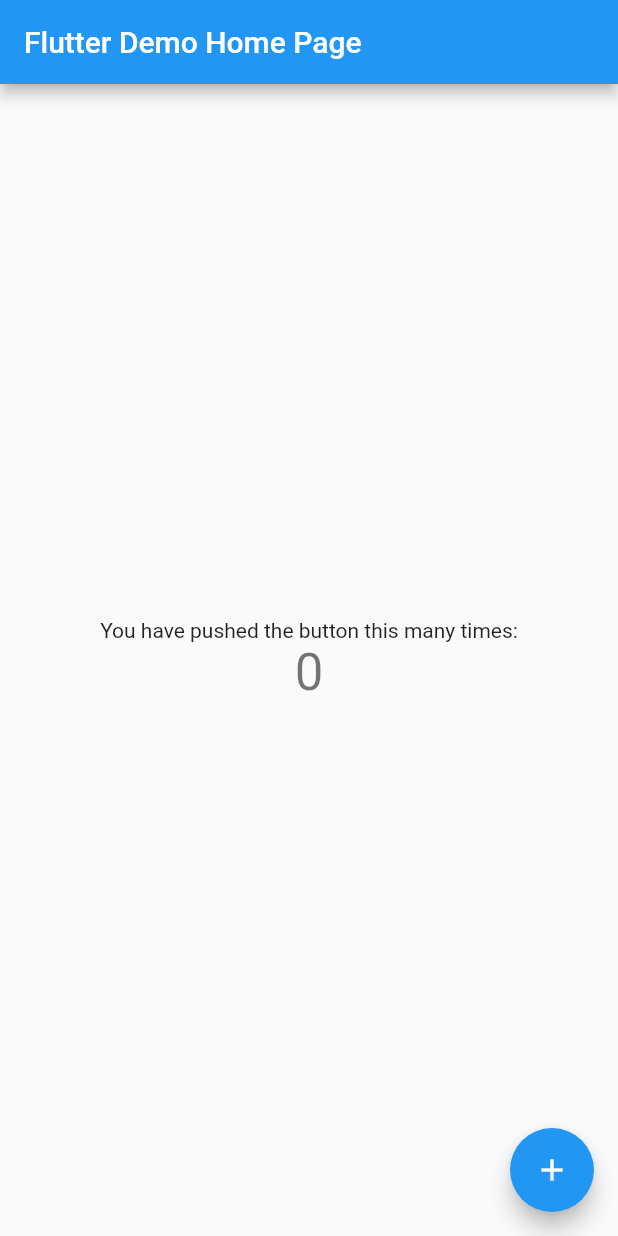
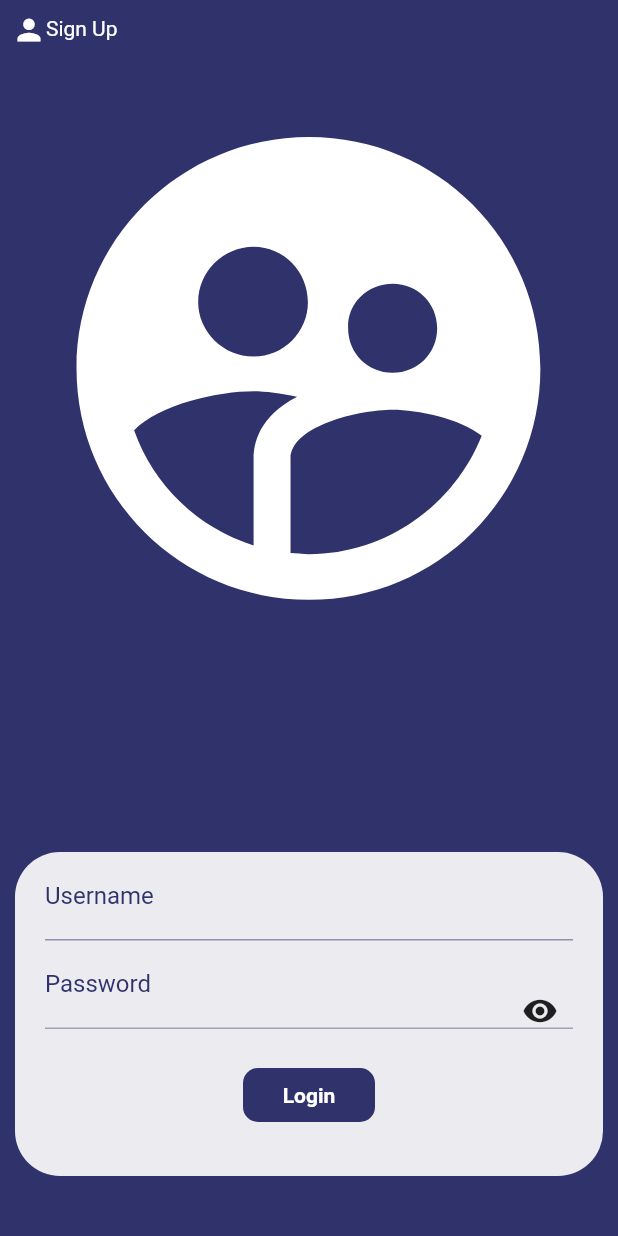
Before and after one commit to JDevs-id/Flutter-Chat-App, a Flutter app: the screen it shows after launch, on a phone screen of 412 x 824 dp. Run offline on Flutter 3.47's test engine with Material 2 defaults, Android fonts, the phone set to English and light mode, and no system bars.

Commit message:
ui tampilan login & pembuatan koneksi database

```diff
--- /dev/null
+++ b/lib/global/behavior.dart
@@ -0,0 +1,9 @@
+import 'package:flutter/material.dart';
+
+class NoScrollGrow extends ScrollBehavior {
+  @override
+  Widget buildViewportChrome(
+      BuildContext context, Widget child, AxisDirection axisDirection) {
+    return child;
+  }
+}
--- /dev/null
+++ b/lib/global/color.dart
@@ -0,0 +1,6 @@
+import 'package:flutter/material.dart';
+
+const PrimaryColor =  Color.fromRGBO(48, 51, 107,1.0);
+const SecondaryColor =  Colors.white;
+const ThirdColor =  Colors.black;
+const FourthColor =  Color.fromRGBO(192, 57, 43,1.0);
--- /dev/null
+++ b/lib/global/url.dart
@@ -0,0 +1 @@
+const BASE_URL = "http://usermanagementmkm.000webhostapp.com/back-end";
--- a/lib/main.dart
+++ b/lib/main.dart
@@ -1,117 +1,25 @@
+import 'package:UserManagement/menu/login.dart';
 import 'package:flutter/material.dart';
+import 'package:flutter/services.dart';
 
 void main() {
   runApp(MyApp());
 }
 
 class MyApp extends StatelessWidget {
-  // This widget is the root of your application.
   @override
   Widget build(BuildContext context) {
+    SystemChrome.setPreferredOrientations(
+        [DeviceOrientation.portraitUp, DeviceOrientation.portraitDown]);
     return MaterialApp(
-      title: 'Flutter Demo',
+      title: 'User Management',
       theme: ThemeData(
-        // This is the theme of your application.
-        //
-        // Try running your application with "flutter run". You'll see the
-        // application has a blue toolbar. Then, without quitting the app, try
-        // changing the primarySwatch below to Colors.green and then invoke
-        // "hot reload" (press "r" in the console where you ran "flutter run",
-        // or simply save your changes to "hot reload" in a Flutter IDE).
-        // Notice that the counter didn't reset back to zero; the application
-        // is not restarted.
-        primarySwatch: Colors.blue,
-        // This makes the visual density adapt to the platform that you run
-        // the app on. For desktop platforms, the controls will be smaller and
-        // closer together (more dense) than on mobile platforms.
-        visualDensity: VisualDensity.adaptivePlatformDensity,
-      ),
-      home: MyHomePage(title: 'Flutter Demo Home Page'),
+          primarySwatch: Colors.blue,
+          visualDensity: VisualDensity.adaptivePlatformDensity,
+          pageTransitionsTheme: PageTransitionsTheme(builders: {
+            TargetPlatform.android: CupertinoPageTransitionsBuilder()
+          })),
+      home: Login(),
     );
   }
 }
-
-class MyHomePage extends StatefulWidget {
-  MyHomePage({Key key, this.title}) : super(key: key);
-
-  // This widget is the home page of your application. It is stateful, meaning
-  // that it has a State object (defined below) that contains fields that affect
-  // how it looks.
-
-  // This class is the configuration for the state. It holds the values (in this
-  // case the title) provided by the parent (in this case the App widget) and
-  // used by the build method of the State. Fields in a Widget subclass are
-  // always marked "final".
-
-  final String title;
-
-  @override
-  _MyHomePageState createState() => _MyHomePageState();
-}
-
-class _MyHomePageState extends State<MyHomePage> {
-  int _counter = 0;
-
-  void _incrementCounter() {
-    setState(() {
-      // This call to setState tells the Flutter framework that something has
-      // changed in this State, which causes it to rerun the build method below
-      // so that the display can reflect the updated values. If we changed
-      // _counter without calling setState(), then the build method would not be
-      // called again, and so nothing would appear to happen.
-      _counter++;
-    });
-  }
-
-  @override
-  Widget build(BuildContext context) {
-    // This method is rerun every time setState is called, for instance as done
-    // by the _incrementCounter method above.
-    //
-    // The Flutter framework has been optimized to make rerunning build methods
-    // fast, so that you can just rebuild anything that needs updating rather
-    // than having to individually change instances of widgets.
-    return Scaffold(
-      appBar: AppBar(
-        // Here we take the value from the MyHomePage object that was created by
-        // the App.build method, and use it to set our appbar title.
-        title: Text(widget.title),
-      ),
-      body: Center(
-        // Center is a layout widget. It takes a single child and positions it
-        // in the middle of the parent.
-        child: Column(
-          // Column is also a layout widget. It takes a list of children and
-          // arranges them vertically. By default, it sizes itself to fit its
-          // children horizontally, and tries to be as tall as its parent.
-          //
-          // Invoke "debug painting" (press "p" in the console, choose the
-          // "Toggle Debug Paint" action from the Flutter Inspector in Android
-          // Studio, or the "Toggle Debug Paint" command in Visual Studio Code)
-          // to see the wireframe for each widget.
-          //
-          // Column has various properties to control how it sizes itself and
-          // how it positions its children. Here we use mainAxisAlignment to
-          // center the children vertically; the main axis here is the vertical
-          // axis because Columns are vertical (the cross axis would be
-          // horizontal).
-          mainAxisAlignment: MainAxisAlignment.center,
-          children: <Widget>[
-            Text(
-              'You have pushed the button this many times:',
-            ),
-            Text(
-              '$_counter',
-              style: Theme.of(context).textTheme.headline4,
-            ),
-          ],
-        ),
-      ),
-      floatingActionButton: FloatingActionButton(
-        onPressed: _incrementCounter,
-        tooltip: 'Increment',
-        child: Icon(Icons.add),
-      ), // This trailing comma makes auto-formatting nicer for build methods.
-    );
-  }
-}
--- /dev/null
+++ b/lib/menu/login.dart
@@ -0,0 +1,175 @@
+import 'package:UserManagement/global/behavior.dart';
+import 'package:UserManagement/global/color.dart';
+import 'package:flutter/material.dart';
+import 'package:flutter/services.dart';
+
+class Login extends StatefulWidget {
+  @override
+  _LoginState createState() => _LoginState();
+}
+
+class _LoginState extends State<Login> {
+  TextEditingController contUser = TextEditingController();
+  TextEditingController contPass = TextEditingController();
+
+  void initState() {
+    super.initState();
+    SystemChrome.setEnabledSystemUIOverlays([SystemUiOverlay.bottom]);
+    SystemChrome.setSystemUIOverlayStyle(SystemUiOverlayStyle(
+      statusBarColor: Colors.transparent,
+    ));
+  }
+
+  String msg = "";
+  loginAuth() {}
+
+  bool showPass = true;
+  void togglePassword() {
+    setState(() {
+      showPass = !showPass;
+    });
+  }
+
+  @override
+  Widget build(BuildContext context) {
+    return Scaffold(
+      backgroundColor: PrimaryColor,
+      body: Container(
+        child: Stack(
+          children: <Widget>[
+            Padding(
+              padding: const EdgeInsets.all(8.0),
+              child: InkWell(
+                child: Row(
+                  children: <Widget>[
+                    Icon(
+                      Icons.person,
+                      color: SecondaryColor,
+                      size: MediaQuery.of(context).size.width * 0.055,
+                    ),
+                    Text(
+                      "Sign Up",
+                      style: TextStyle(color: SecondaryColor),
+                    )
+                  ],
+                ),
+                onTap: () {},
+              ),
+            ),
+            Align(
+                alignment: Alignment.topCenter,
+                child: Padding(
+                  padding: const EdgeInsets.only(top: 60),
+                  child: Icon(
+                    Icons.supervised_user_circle,
+                    color: SecondaryColor,
+                    size: MediaQuery.of(context).size.width * 0.9,
+                  ),
+                )),
+            Padding(
+              padding: const EdgeInsets.only(
+                  left: 10, right: 10, top: 10, bottom: 40),
+              child: Align(
+                alignment: Alignment.bottomCenter,
+                child: Container(
+                  decoration: BoxDecoration(
+                      color: SecondaryColor.withOpacity(0.9),
+                      borderRadius: BorderRadius.circular(30)),
+                  child: Padding(
+                    padding: const EdgeInsets.symmetric(horizontal: 20),
+                    child: ScrollConfiguration(
+                      behavior: NoScrollGrow(),
+                      child: ListView(
+                        shrinkWrap: true,
+                        children: <Widget>[
+                          TextField(
+                            controller: contUser,
+                            style: TextStyle(color: PrimaryColor),
+                            decoration: InputDecoration(
+                                labelText: "Username",
+                                labelStyle: TextStyle(color: PrimaryColor),
+                                hintText: "Input your username",
+                                hintStyle: TextStyle(
+                                    color: PrimaryColor.withOpacity(0.5)),
+                                enabledBorder: UnderlineInputBorder(
+                                    borderSide: BorderSide(
+                                        color: PrimaryColor.withOpacity(0.5)))),
+                          ),
+                          Stack(
+                            children: <Widget>[
+                              TextField(
+                                obscureText: showPass,
+                                controller: contPass,
+                                style: TextStyle(color: PrimaryColor),
+                                decoration: InputDecoration(
+                                    labelText: "Password",
+                                    labelStyle: TextStyle(color: PrimaryColor),
+                                    hintText: "Input your password",
+                                    hintStyle: TextStyle(
+                                        color: PrimaryColor.withOpacity(0.5)),
+                                    enabledBorder: UnderlineInputBorder(
+                                        borderSide: BorderSide(
+                                            color: PrimaryColor.withOpacity(
+                                                0.4)))),
+                              ),
+                              Padding(
+                                padding:
+                                    const EdgeInsets.only(top: 35, right: 10),
+                                child: Align(
+                                  alignment: Alignment.bottomRight,
+                                  child: InkWell(
+                                    child: Icon(showPass == true
+                                        ? Icons.visibility
+                                        : Icons.visibility_off),
+                                    onTap: () {
+                                      togglePassword();
+                                    },
+                                  ),
+                                ),
+                              ),
+                            ],
+                          ),
+                          Center(
+                            child: Padding(
+                              padding: const EdgeInsets.only(top: 20),
+                              child: FlatButton(
+                                  shape: RoundedRectangleBorder(
+                                      borderRadius: BorderRadius.circular(10)),
+                                  color: PrimaryColor,
+                                  child: Text(
+                                    "Login",
+                                    style: TextStyle(
+                                        color: SecondaryColor,
+                                        fontWeight: FontWeight.bold),
+                                  ),
+                                  onPressed: () {
+                                    SystemChrome.setEnabledSystemUIOverlays(
+                                        [SystemUiOverlay.bottom]);
+                                    loginAuth();
+                                  }),
+                            ),
+                          ),
+                          Padding(
+                            padding: const EdgeInsets.all(8.0),
+                            child: Text(
+                              msg,
+                              textAlign: TextAlign.center,
+                              style: TextStyle(
+                                  color: FourthColor.withOpacity(0.8),
+                                  fontSize:
+                                      MediaQuery.of(context).size.width * 0.03),
+                            ),
+                          ),
+                        ],
+                      ),
+                    ),
+                  ),
+                ),
+              ),
+            ),
+          ],
+        ),
+      ),
+    );
+  }
+}
```
Also changed, not shown: 2 other files.
